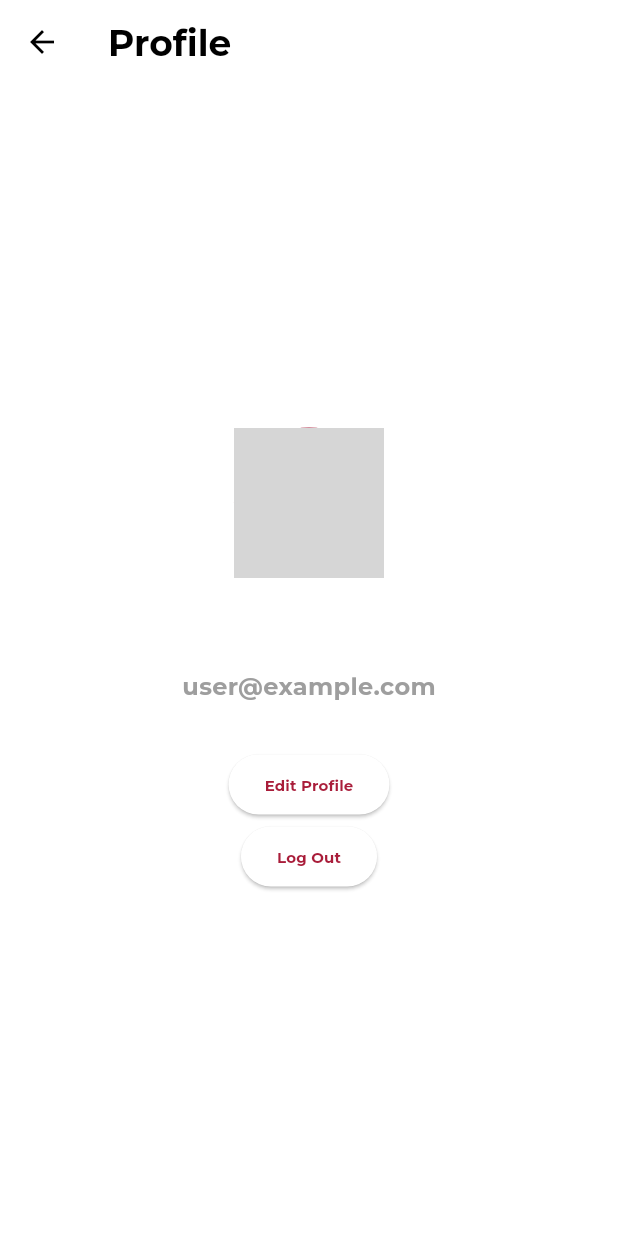
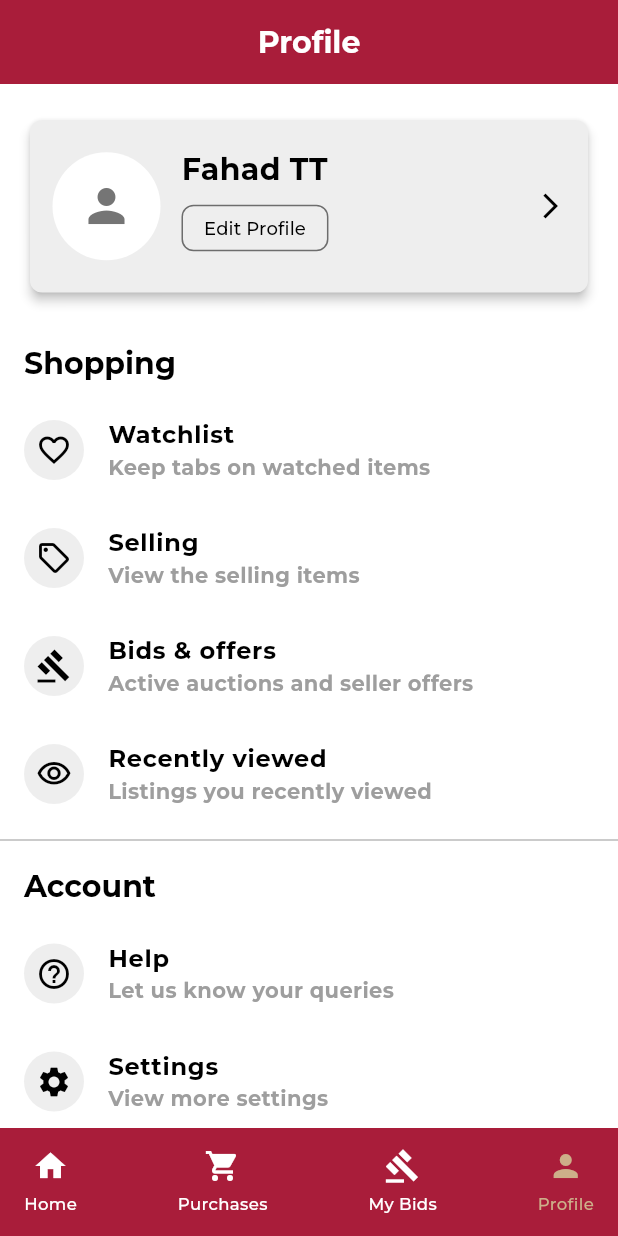
Before and after one commit to AlleTre-E-Commerce-Complex/alletre-flutter, a Flutter app: the ProfileScreen screen opened by its route, on a phone screen of 412 x 824 dp. Run offline on Flutter 3.47's test engine with Material 3 defaults, Android fonts, the phone set to English and light mode, and no system bars; our stand-ins replace carousel_slider, flutter_svg, slide_to_act; grey boxes are pictures that could not be loaded.

Commit message:
profile page and edit profile page created

```diff
--- a/lib/model/user_model.dart
+++ b/lib/model/user_model.dart
@@ -1,14 +1,15 @@
-// user_model.dart
 class UserModel {
   String name;
   String email;
   String phoneNumber;
   String password;
+  String? profileImagePath; // Nullable for when the image is not set
 
   UserModel({
     this.name = '',
     this.email = '',
     this.phoneNumber = '',
     this.password = '',
+    this.profileImagePath,
   });
 }
--- a/lib/utils/extras/common_navbar.dart
+++ b/lib/utils/extras/common_navbar.dart
@@ -25,7 +25,7 @@ class NavBarUtils {
 
     return GestureDetector(
       onTap: () {
-        Navigator.pushNamed(context, route);
+        Navigator.pushReplacementNamed(context, route);
       },
       child: Column(
         mainAxisSize: MainAxisSize.min,
--- a/lib/utils/themes/app_theme.dart
+++ b/lib/utils/themes/app_theme.dart
@@ -11,6 +11,7 @@ const Color activeColor = Color(0xFF089F28);
 const Color scheduledColor = Color(0xFFD57A0A);
 const Color selectedIndex = Color(0xFFCDAF89);
 Color buttonBgColor = Colors.grey.shade200;
+Color avatarColor = Colors.grey.shade600;
 Color dividerColor = Colors.black54;
 
 ThemeData customTheme() {
@@ -28,45 +29,43 @@ ThemeData customTheme() {
             fontFamily: 'Montserrat',
             fontWeight: FontWeight.bold,
             fontSize: 32,
-        color: onSecondaryColor
-      ),
+            color: onSecondaryColor),
         displayMedium: TextStyle(
             fontFamily: 'Montserrat',
             fontWeight: FontWeight.w500, // Medium
             fontSize: 15,
-        color: onSecondaryColor
-      ),
+            color: onSecondaryColor),
         bodyLarge: TextStyle(
             fontFamily: 'Montserrat',
-        fontWeight: FontWeight.w400, // Regular
+            fontWeight: FontWeight.w500, // Regular
             fontSize: 16,
-        color: onSecondaryColor
-      ),
+            color: onSecondaryColor),
         bodyMedium: TextStyle(
             fontFamily: 'Montserrat',
             fontWeight: FontWeight.w600, // Light
             fontSize: 14,
-        color: secondaryColor
-      ),
+            color: secondaryColor),
         bodySmall: TextStyle(
             fontFamily: 'Montserrat',
             fontWeight: FontWeight.w600, // Medium
             fontSize: 14,
-        color: primaryColor
-      ),
+            color: primaryColor),
+        labelSmall: TextStyle(
+            fontFamily: 'Montserrat',
+            fontWeight: FontWeight.w500, // Regular
+            fontSize: 12,
+            color: onSecondaryColor),
         labelLarge: TextStyle(
             fontFamily: 'Montserrat',
             fontWeight: FontWeight.w600, // Medium
             fontSize: 10,
-        color: primaryColor
-      ),
+            color: primaryColor),
         titleLarge: TextStyle(
           fontFamily: 'Montserrat',
-        fontWeight: FontWeight.w700, // Bold
-        fontSize: 24,
-        color: onSecondaryColor
-      ),
-    ),
+          fontWeight: FontWeight.w600, // Bold
+          fontSize: 20,
+          color: onSecondaryColor,
+        )),
 
     // Color scheme with errorColor
     colorScheme: ColorScheme.fromSwatch(
@@ -92,7 +91,10 @@ ThemeData customTheme() {
     ),
 
     // Bottom App Bar Theme
-    bottomAppBarTheme: const BottomAppBarTheme(color: primaryColor),
+    bottomAppBarTheme: const BottomAppBarTheme(
+      height: 72,
+      color: primaryColor,
+    ),
 
     // Input Decoration Theme
     inputDecorationTheme: const InputDecorationTheme(
@@ -107,7 +109,8 @@ ThemeData customTheme() {
         borderSide: BorderSide(color: onSecondaryColor), // Default border color
       ),
       focusedBorder: OutlineInputBorder(
-        borderSide: BorderSide(color: primaryColor), // Border color when focused (tapped)
+        borderSide: BorderSide(
+            color: primaryColor), // Border color when focused (tapped)
       ),
       errorStyle: TextStyle(
         color: errorColor, // Error text color
--- a/lib/view/screens/profile screen/profile_screen.dart
+++ b/lib/view/screens/profile screen/profile_screen.dart
@@ -1,3 +1,10 @@
+import 'package:alletre_app/model/user_model.dart';
+import 'package:alletre_app/utils/extras/common_navbar.dart';
+import 'package:alletre_app/utils/themes/app_theme.dart';
+import 'package:alletre_app/view/widgets/common%20widgets/footer_elements_appbar.dart';
+import 'package:alletre_app/view/widgets/profile%20widgets/profile_list_tile.dart';
+import 'package:alletre_app/view/widgets/profile%20widgets/profile_section_title.dart';
+import 'package:alletre_app/view/widgets/profile%20widgets/user_profile_card.dart';
 import 'package:flutter/material.dart';
 
 class ProfileScreen extends StatelessWidget {
@@ -5,47 +12,117 @@ class ProfileScreen extends StatelessWidget {
 
   @override
   Widget build(BuildContext context) {
+    final user = UserModel(
+      name: "Fahad TT",
+      email: "fahad@example.com",
+      phoneNumber: "+1234567890",
+      profileImagePath: null, // Initially empty
+    );
+
     return Scaffold(
-      appBar: AppBar(
-        title: const Text('Profile'),
-      ),
-      body: Center(
+      appBar: const NavbarElementsAppbar(title: 'Profile'),
+      body: SingleChildScrollView(
         child: Column(
-          mainAxisAlignment: MainAxisAlignment.center,
+          crossAxisAlignment: CrossAxisAlignment.start,
           children: [
-            const CircleAvatar(
-              radius: 50,
-              backgroundImage: NetworkImage(
-                'https://via.placeholder.com/150', // user's profile picture URL
-              ),
+            // _buildSectionTitle('Your updates', context),
+            // Row(
+            //   mainAxisAlignment: MainAxisAlignment.spaceEvenly,
+            //   children: [
+            //     _buildQuickActionTile(
+            //       title: 'Watchlist',
+            //       subtitle: 'Your favorites and lists',
+            //       onTap: () {},
+            //     ),
+            //     _buildQuickActionTile(
+            //       title: 'Bids & offers',
+            //       subtitle: 'Active auctions and seller offers',
+            //       onTap: () {},
+            //     ),
+            //   ],
+            // ),
+            const SizedBox(height: 4),
+            UserProfileCard(user: user),
+            const SizedBox(height: 4),
+            const ProfileSectionTitle(title: 'Shopping'),
+            ProfileListTile(
+              icon: Icons.favorite_border,
+              title: 'Watchlist',
+              subtitle: 'Keep tabs on watched items',
+              onTap: () {},
             ),
-            const SizedBox(height: 20),
-            const Text(
-              'User Name',
-              style: TextStyle(fontSize: 22, fontWeight: FontWeight.bold),
+            ProfileListTile(
+              icon: Icons.sell_outlined,
+              title: 'Selling',
+              subtitle: 'View the selling items',
+              onTap: () {},
             ),
-            const SizedBox(height: 10),
-            const Text(
-              'user@example.com',
-              style: TextStyle(fontSize: 16, color: Colors.grey),
+            ProfileListTile(
+              icon: Icons.gavel,
+              title: 'Bids & offers',
+              subtitle: 'Active auctions and seller offers',
+              onTap: () {},
             ),
-            const SizedBox(height: 30),
-            ElevatedButton(
-              onPressed: () {
-                // Add functionality for user settings
-              },
-              child: const Text('Edit Profile'),
+            ProfileListTile(
+              icon: Icons.visibility_outlined,
+              title: 'Recently viewed',
+              subtitle: 'Listings you recently viewed',
+              onTap: () {},
             ),
-            ElevatedButton(
-              onPressed: () {
-                // Add functionality for logout
-                Navigator.popUntil(context, ModalRoute.withName('/'));
-              },
-              child: const Text('Log Out'),
+            Divider(color: dividerColor, thickness: 0.5),
+            const ProfileSectionTitle(title: 'Account'),
+            ProfileListTile(
+              icon: Icons.help_outline,
+              title: 'Help',
+              subtitle: 'Let us know your queries',
+              onTap: () {},
+            ),
+            ProfileListTile(
+              icon: Icons.settings,
+              title: 'Settings',
+              subtitle: 'View more settings',
+              onTap: () {},
             ),
           ],
         ),
       ),
+      bottomNavigationBar: BottomAppBar(
+        color: Theme.of(context).bottomAppBarTheme.color,
+        height: Theme.of(context).bottomAppBarTheme.height,
+        child: NavBarUtils.buildAuthenticatedNavBar(context),
+      ),
     );
   }
+
+  // Widget _buildQuickActionTile({
+  //   required String title,
+  //   required String subtitle,
+  //   required VoidCallback onTap,
+  // }) {
+  //   return GestureDetector(
+  //     onTap: onTap,
+  //     child: Container(
+  //       width: 160,
+  //       padding: const EdgeInsets.all(12.0),
+  //       decoration: BoxDecoration(
+  //         borderRadius: BorderRadius.circular(8),
+  //         color: buttonBgColor,
+  //       ),
+  //       child: Column(
+  //         crossAxisAlignment: CrossAxisAlignment.start,
+  //         children: [
+  //           Text(
+  //             title,
+  //             style: const TextStyle(fontSize: 16, fontWeight: FontWeight.bold),
+  //           ),
+  //           const SizedBox(height: 4),
+  //           Text(
+  //             subtitle,
+  //             style: const TextStyle(fontSize: 12, color: Colors.grey),
+  //           ),
+  //         ],
+  //       ),
+  //     ),
+  //   );
+  // }
 }
--- /dev/null
+++ b/lib/view/widgets/common widgets/footer_elements_appbar.dart
@@ -0,0 +1,29 @@
+import 'package:alletre_app/utils/themes/app_theme.dart';
+import 'package:flutter/material.dart';
+
+class NavbarElementsAppbar extends StatelessWidget
+    implements PreferredSizeWidget {
+  final String? title;
+
+  const NavbarElementsAppbar({this.title, super.key});
+
+  @override
+  Widget build(BuildContext context) {
+    return AppBar(
+      automaticallyImplyLeading: false,
+      backgroundColor: primaryColor,
+      title: Text(
+        title!,
+        style: const TextStyle(
+          color: secondaryColor,
+          fontSize: 20,
+          fontWeight: FontWeight.w600,
+        ),
+      ),
+      centerTitle: true,
+    );
+  }
+
+  @override
+  Size get preferredSize => const Size.fromHeight(kToolbarHeight);
+}
--- /dev/null
+++ b/lib/view/widgets/profile widgets/profile_list_tile.dart
@@ -0,0 +1,36 @@
+import 'package:flutter/material.dart';
+import 'package:alletre_app/utils/themes/app_theme.dart';
+
+class ProfileListTile extends StatelessWidget {
+  final IconData icon;
+  final String title;
+  final String subtitle;
+  final VoidCallback onTap;
+
+  const ProfileListTile({
+    super.key,
+    required this.icon,
+    required this.title,
+    required this.subtitle,
+    required this.onTap,
+  });
+
+  @override
+  Widget build(BuildContext context) {
+    return ListTile(
+      leading: CircleAvatar(
+        backgroundColor: buttonBgColor,
+        child: Icon(icon, color: onSecondaryColor),
+      ),
+      title: Text(
+        title,
+        style: const TextStyle(fontSize: 16, fontWeight: FontWeight.w600),
+      ),
+      subtitle: Text(
+        subtitle,
+        style: const TextStyle(fontSize: 14, color: Colors.grey),
+      ),
+      onTap: onTap,
+    );
+  }
+}
--- /dev/null
+++ b/lib/view/widgets/profile widgets/profile_section_title.dart
@@ -0,0 +1,21 @@
+import 'package:flutter/material.dart';
+
+class ProfileSectionTitle extends StatelessWidget {
+  final String title;
+
+  const ProfileSectionTitle({
+    super.key,
+    required this.title,
+  });
+
+  @override
+  Widget build(BuildContext context) {
+    return Padding(
+      padding: const EdgeInsets.symmetric(vertical: 10.0, horizontal: 16.0),
+      child: Text(
+        title,
+        style: Theme.of(context).textTheme.titleLarge,
+      ),
+    );
+  }
+}
--- /dev/null
+++ b/lib/view/widgets/profile widgets/user_profile_card.dart
@@ -0,0 +1,106 @@
+import 'package:alletre_app/model/user_model.dart';
+import 'package:alletre_app/utils/themes/app_theme.dart';
+import 'package:flutter/material.dart';
+import 'package:flutter_svg/flutter_svg.dart';
+
+class UserProfileCard extends StatelessWidget {
+  final UserModel user;
+
+  const UserProfileCard({
+    super.key,
+    required this.user,
+  });
+
+  @override
+  Widget build(BuildContext context) {
+    final theme = customTheme();
+
+    return Theme(
+      data: theme,
+      child: Padding(
+        padding: const EdgeInsets.all(16.0),
+        child: Card(
+          color: buttonBgColor,
+          shape: RoundedRectangleBorder(
+            borderRadius: BorderRadius.circular(8.0),
+          ),
+          elevation: 3,
+          child: Padding(
+            padding:
+                const EdgeInsets.symmetric(vertical: 19.0, horizontal: 15.0),
+            child: Column(
+              crossAxisAlignment: CrossAxisAlignment.start,
+              children: [
+                Row(
+                  mainAxisAlignment: MainAxisAlignment.spaceBetween,
+                  children: [
+                    Row(
+                      children: [
+                        // Displays either the user-selected SVG or a default placeholder
+                        user.profileImagePath != null
+                            ? SvgPicture.asset(
+                                user.profileImagePath!,
+                              )
+                            : CircleAvatar(
+                                radius: 36,
+                                backgroundColor: secondaryColor,
+                                child: Icon(
+                                  Icons.person,
+                                  color: avatarColor,
+                                  size: 36,
+                                ),
+                              ),
+                        const SizedBox(width: 14),
+                        Column(
+                          crossAxisAlignment: CrossAxisAlignment.start,
+                          children: [
+                            Text(
+                              user.name.isNotEmpty ? user.name : 'User Name',
+                              style: theme.textTheme.titleLarge,
+                            ),
+                            ElevatedButton(
+                              onPressed: () {
+                                // Adds functionality for editing the profile
+                              },
+                              style: ElevatedButton.styleFrom(
+                                foregroundColor: primaryColor,
+                                backgroundColor: buttonBgColor,
+                                shape: RoundedRectangleBorder(
+                                  borderRadius: BorderRadius.circular(8),
+                                  side: BorderSide(color: dividerColor),
+                                ),
+                                padding: const EdgeInsets.symmetric(
+                                    horizontal: 15, vertical: 6),
+                                minimumSize: const Size(80, 31),
+                                elevation: 0,
+                              ),
+                              child: Text(
+                                "Edit Profile",
+                                style: theme.textTheme.labelSmall!
+                                    .copyWith(color: onSecondaryColor),
+                              ),
+                            ),
+                          ],
+                        ),
+                      ],
+                    ),
+                    GestureDetector(
+                      onTap: () {
+                        // Adds navigation or functionality here
+                      },
+                      child: const Icon(
+                        Icons.arrow_forward_ios,
+                        color: onSecondaryColor,
+                        size: 20,
+                      ),
+                    ),
+                  ],
+                ),
+              ],
+            ),
+          ),
+        ),
+      ),
+    );
+  }
+}
```
Also changed, not shown: lib/view/screens/bids screen/bids_screen.dart (+12 -3 lines), lib/view/screens/edit profile screen/edit_profile_screen.dart (added, +173 -0 lines), lib/view/screens/home screen/home_screen.dart (+6 -2 lines), lib/view/screens/purchases screen/purchases_screen.dart (+12 -3 lines), lib/view/widgets/profile widgets/edit_profile_button.dart (added, +32 -0 lines). Lines whose indentation alone changed are shown as unchanged.
